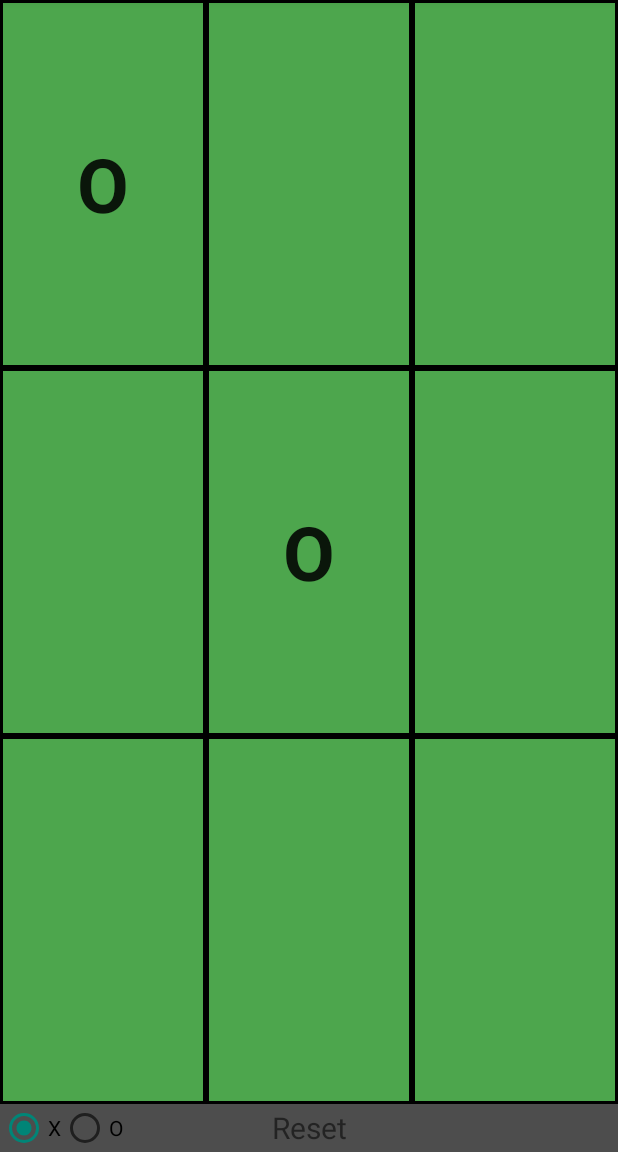
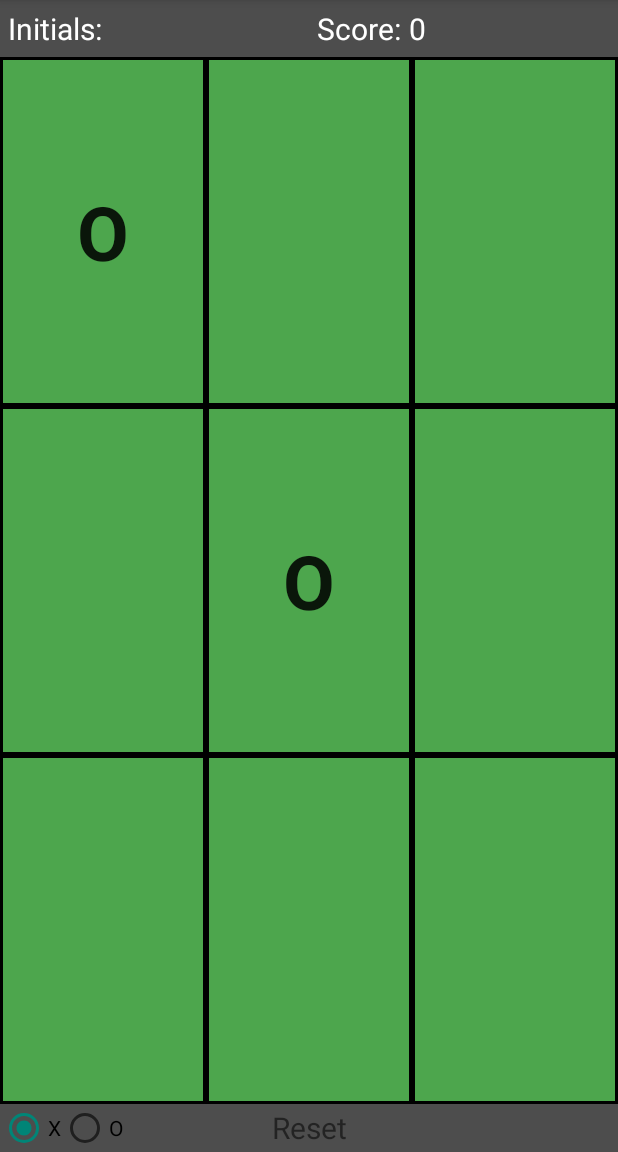
Before and after one commit to jversteg0921/Tic-Tac-Toe_Math, an Android app: the MainActivity screen opened directly, with no data from a screen before it, after a tap on an icon or button, on a phone screen of 412 x 824 dp, the part 84-1236 px from its top. Run offline under Robolectric (Android 15) with nearby library versions, the phone set to English and light mode, and no system bars; 2 other taps on this screen came first.

Commit message:
Aesthetic changes. Added score and initials label.

```diff
--- a/app/build.gradle
+++ b/app/build.gradle
@@ -8,8 +8,8 @@ android {
         applicationId "com.verstegenventures.android.tictactoe"
         minSdkVersion 14
         targetSdkVersion 22
-        versionCode 1
-        versionName "1.0"
+        versionCode 3
+        versionName "3.0"
     }
     buildTypes {
         release {
--- a/app/src/main/java/com/verstegenventures/android/tictactoe/HighscoresActivity.java
+++ b/app/src/main/java/com/verstegenventures/android/tictactoe/HighscoresActivity.java
@@ -1,8 +1,10 @@
 package com.verstegenventures.android.tictactoe;
 
 import android.app.Activity;
+import android.content.Intent;
 import android.database.Cursor;
 import android.os.Bundle;
+import android.support.v7.app.AppCompatActivity;
 import android.view.View;
 import android.widget.Button;
 import android.widget.ListView;
@@ -12,7 +14,7 @@ import java.sql.SQLException;
 /**
  * Created by jfv059 on 8/25/2015.
  */
-public class HighscoresActivity extends Activity{
+public class HighscoresActivity extends AppCompatActivity{
     private ListView scores;
     private HighScoresCursorAdapter mHighScoresCursorAdapter;
     private scoresDbAdapter mScoresDbAdapter;
@@ -30,6 +32,7 @@ public class HighscoresActivity extends Activity{
         backBtn.setOnClickListener(new View.OnClickListener() {
             @Override
             public void onClick(View v) {
+
                 finish();
             }
         });
@@ -41,6 +44,7 @@ public class HighscoresActivity extends Activity{
             e.printStackTrace();
         }
 
+        mScoresDbAdapter.deleteAllButTopTen();
 
 
 
--- a/app/src/main/java/com/verstegenventures/android/tictactoe/MainActivity.java
+++ b/app/src/main/java/com/verstegenventures/android/tictactoe/MainActivity.java
@@ -13,6 +13,7 @@ import android.widget.TextView;
 import android.widget.Toast;
 
 import java.sql.SQLException;
+import java.util.ArrayList;
 import java.util.Random;
 
 public class MainActivity extends AppCompatActivity {
@@ -26,10 +27,10 @@ public class MainActivity extends AppCompatActivity {
     private Random rnd;
     int x;
     int y;
-    String[] funcs = {"+", "-", "*", "/"};
-    Button submitBtn;
     TextView resultText;
     TextView questionText;
+    TextView initialsDisplay;
+    TextView scoreDisplay;
     boolean correct = false;
     private int ans;
     private View v;
@@ -37,6 +38,8 @@ public class MainActivity extends AppCompatActivity {
     private int score = 0;
     private scoresDbAdapter mScoresDbAdapter;
     private String initials;
+    final ArrayList selectedItems = new ArrayList();
+    final CharSequence[] items = {"+", "-", "*", "/"};
 
 
     //Create the initial game space
@@ -47,10 +50,56 @@ public class MainActivity extends AppCompatActivity {
         //Look at the right XML layout and remove the action bar
         setContentView(R.layout.activity_main);
 
+
         Bundle b = getIntent().getExtras();
-        if(b != null){
+        if (b != null) {
             initials = b.getString("INIT");
         }
+
+        final AlertDialog.Builder builder = new AlertDialog.Builder(this);
+        builder.setTitle("Select the Functions:");
+        builder.setIcon(android.R.drawable.checkbox_on_background);
+        builder.setMultiChoiceItems(items, null,
+                new DialogInterface.OnMultiChoiceClickListener() {
+                    @Override
+                    public void onClick(DialogInterface dialog, int indexSelected,
+                                        boolean isChecked) {
+                        if (isChecked) {
+                            //If user checked the item, add it to selected list
+                            selectedItems.add(items[indexSelected]);
+                        } else if (selectedItems.contains(items[indexSelected])) {
+                            selectedItems.remove(items[indexSelected]);
+                        }
+                    }
+                })
+                .setPositiveButton("OK", new DialogInterface.OnClickListener() {
+                    @Override
+                    public void onClick(DialogInterface dialog, int which) {
+                        if (selectedItems.isEmpty()) {
+                            Toast.makeText(MainActivity.this, "You must select at least one function", Toast.LENGTH_LONG).show();
+                            builder.show();
+
+
+                        }
+
+
+
+                    }
+                })
+                .setNegativeButton("Cancel", new DialogInterface.OnClickListener() {
+                    @Override
+                    public void onClick(DialogInterface dialog, int which) {
+                        finish();
+                    }
+                });
+        builder.show();
+
+        initialsDisplay = (TextView) findViewById(R.id.initials_display);
+        initialsDisplay.setText(initials);
+
+        scoreDisplay = (TextView) findViewById(R.id.score_display);
+        scoreDisplay.setText(score + "");
+
 
         //Set up a new board and AI and assign the initial variables
         board = new GameBoard();
@@ -82,6 +131,8 @@ public class MainActivity extends AppCompatActivity {
     //Action when reset is clicked which clears the screen and the virtual game board
     public void resetClick(View v){
         clear();
+        score=0;
+        scoreDisplay.setText(score + "");
         if(aiMark.equals("X")) getAIMove(board);
     }
 
@@ -95,51 +146,51 @@ public class MainActivity extends AppCompatActivity {
         String content = (String) cell.getText();
         if(content.equals("") && !isOver) {
 
-            int function = rnd.nextInt(4);
-            if(function == 0){
+            int function = rnd.nextInt(selectedItems.size());
+            if(selectedItems.get(function) == "+"){
                 x = rnd.nextInt(49) + 1;
                 y = rnd.nextInt(49) + 1;
             }
-            else if(function == 1){
+            else if(selectedItems.get(function) == "-"){
                 x = rnd.nextInt(49) + 1;
                 y = rnd.nextInt(49) + 1;
                 while(x < y){
                     y = rnd.nextInt(49) + 1;
                 }
             }
-            else if(function == 2){
-                x = rnd.nextInt(24) + 1;
-                y = rnd.nextInt(9) + 1;
+            else if(selectedItems.get(function) == "*"){
+                x = rnd.nextInt(11) + 1;
+                y = rnd.nextInt(11) + 1;
                 while(y == 1){
                     y = rnd.nextInt(9) + 1;
                 }
             }
             else{
                 x = rnd.nextInt(49) + 1;
-                y = rnd.nextInt(24) + 1;
+                y = rnd.nextInt(11) + 1;
                 while(y == 1){
-                    y = rnd.nextInt(24) + 1;
+                    y = rnd.nextInt(11) + 1;
                 }
             }
 
-            if(function == 3) {
+            if(selectedItems.get(function) == "/") {
                 while ((x % y) != 0) {
-                    y = rnd.nextInt(14) + 1;
+                    y = rnd.nextInt(11) + 1;
                 }
             }
 
-            if (function == 0) {
+            if (selectedItems.get(function) == "+") {
                 ans = x + y;
-            } else if (function == 1) {
+            } else if (selectedItems.get(function) == "-") {
                 ans = x - y;
-            } else if (function == 2) {
+            } else if (selectedItems.get(function) == "*") {
                 ans = x * y;
             } else {
                 ans = x / y;
             }
 
             Intent intent = new Intent(this,Questions.class);
-            String strProb = x + " " + funcs[function] + " " + y;
+            String strProb = x + " " + selectedItems.get(function) + " " + y;
             intent.putExtra("STRING_PROB", strProb);
             intent.putExtra("STRING_ANS",ans);
 
@@ -208,6 +259,7 @@ public class MainActivity extends AppCompatActivity {
                 //Increment move Count because a move was just made
                 moveCount++;
                 score += 10;
+                scoreDisplay.setText(score + "");
 
                 //Check to see if the game is over
                 isOver = checkEnd(mark);
@@ -218,6 +270,7 @@ public class MainActivity extends AppCompatActivity {
                     if (questionsRight == 3) {
                         Toast.makeText(this, "3 questions in a row, have another go!", Toast.LENGTH_LONG).show();
                         score += 20;
+                        scoreDisplay.setText(score + "");
                         questionsRight = 0;
                     } else if (questionsRight > 3) {
                         questionsRight = 0;
@@ -255,9 +308,10 @@ public class MainActivity extends AppCompatActivity {
                        //call createHighScores
                         mScoresDbAdapter.createHighScore(initials, score);
 
+                        finish();
+
                         Intent intent = new Intent(MainActivity.this, HighscoresActivity.class);
                         startActivity(intent);
-                        finish();
                     }
                 })
                 .show();
@@ -293,7 +347,9 @@ public class MainActivity extends AppCompatActivity {
             questionsRight=0;
             if(player == this.mark){
                 score+=50;
+                scoreDisplay.setText(score + "");
             }else score-=20;
+            scoreDisplay.setText(score + "");
             return true;
         }
 
--- a/app/src/main/res/layout/activity_main.xml
+++ b/app/src/main/res/layout/activity_main.xml
@@ -5,6 +5,57 @@
                 android:id="@+id/fullscreen_content"
                 android:orientation="vertical"
                 tools:context=".MainActivity">
+
+    <LinearLayout
+        android:layout_width="match_parent"
+        android:layout_height="wrap_content"
+        android:background="#4d4d4d"
+        android:orientation="horizontal">
+        <LinearLayout
+            android:layout_width="0dp"
+            android:layout_weight="1"
+            android:layout_height="wrap_content"
+            android:orientation="horizontal">
+        <TextView
+            android:padding="5dp"
+            android:layout_width="wrap_content"
+            android:layout_height="wrap_content"
+            android:text="Initials:"
+            android:textColor="@color/textColor"
+            android:textSize="20sp"/>
+        <TextView
+            android:id="@+id/initials_display"
+            android:layout_width="wrap_content"
+            android:layout_height="wrap_content"
+            android:textColor="@color/textColor"
+            android:textSize="20sp"
+            android:text="JFV"/>
+            </LinearLayout>
+        <LinearLayout
+            android:layout_width="0dp"
+            android:layout_weight="1"
+            android:layout_height="wrap_content"
+            android:orientation="horizontal">
+        <TextView
+            android:layout_width="wrap_content"
+            android:layout_height="wrap_content"
+            android:padding="5dp"
+            android:text="Score:"
+            android:textColor="@color/textColor"
+            android:textSize="20sp"/>
+        <TextView
+            android:layout_width="wrap_content"
+            android:layout_height="wrap_content"
+            android:text="500"
+            android:textColor="@color/textColor"
+            android:textSize="20sp"
+            android:gravity="left"
+            android:id="@+id/score_display"/>
+        </LinearLayout>
+
+
+    </LinearLayout>
+
 
     <TableLayout
         android:layout_width="match_parent"
--- a/app/src/main/res/layout/scores_row.xml
+++ b/app/src/main/res/layout/scores_row.xml
@@ -7,7 +7,8 @@
     <LinearLayout
         android:orientation="horizontal"
         android:layout_width="match_parent"
-        android:layout_height="48dp">
+        android:layout_height="48dp"
+        android:gravity="center">
 
         <TextView
             android:layout_width="wrap_content"
--- a/app/src/main/res/values/colors.xml
+++ b/app/src/main/res/values/colors.xml
@@ -5,4 +5,5 @@
     <item name="aboutBackgroundBlue" type="color">#66ccff</item>
     <item name="topTenScore" type="color">#F15928</item>
     <item name="highScoresBackground" type="color">#3503ff</item>
+    <item name="textColor" type="color">#ffffff</item>
 </resources>
--- a/app/src/main/res/values/strings.xml
+++ b/app/src/main/res/values/strings.xml
@@ -1,7 +1,7 @@
 <resources>
     <string name="app_name">TicTacToe Math</string>
 
-    <string name="banner_ad_unit_id">ca-app-pub-3940256099942544/6300978111</string>
+    <string name="banner_ad_unit_id">ca-app-pub-5705038885819709/2623256983</string>
 
     <string name="action_settings">Settings</string>
     <string name="X">X</string>
```
Also changed, not shown: app/src/main/java/com/verstegenventures/android/tictactoe/MenuActivity.java (+4 -3 lines), app/src/main/java/com/verstegenventures/android/tictactoe/scoresDbAdapter.java (+7 -0 lines), 3 other files.
